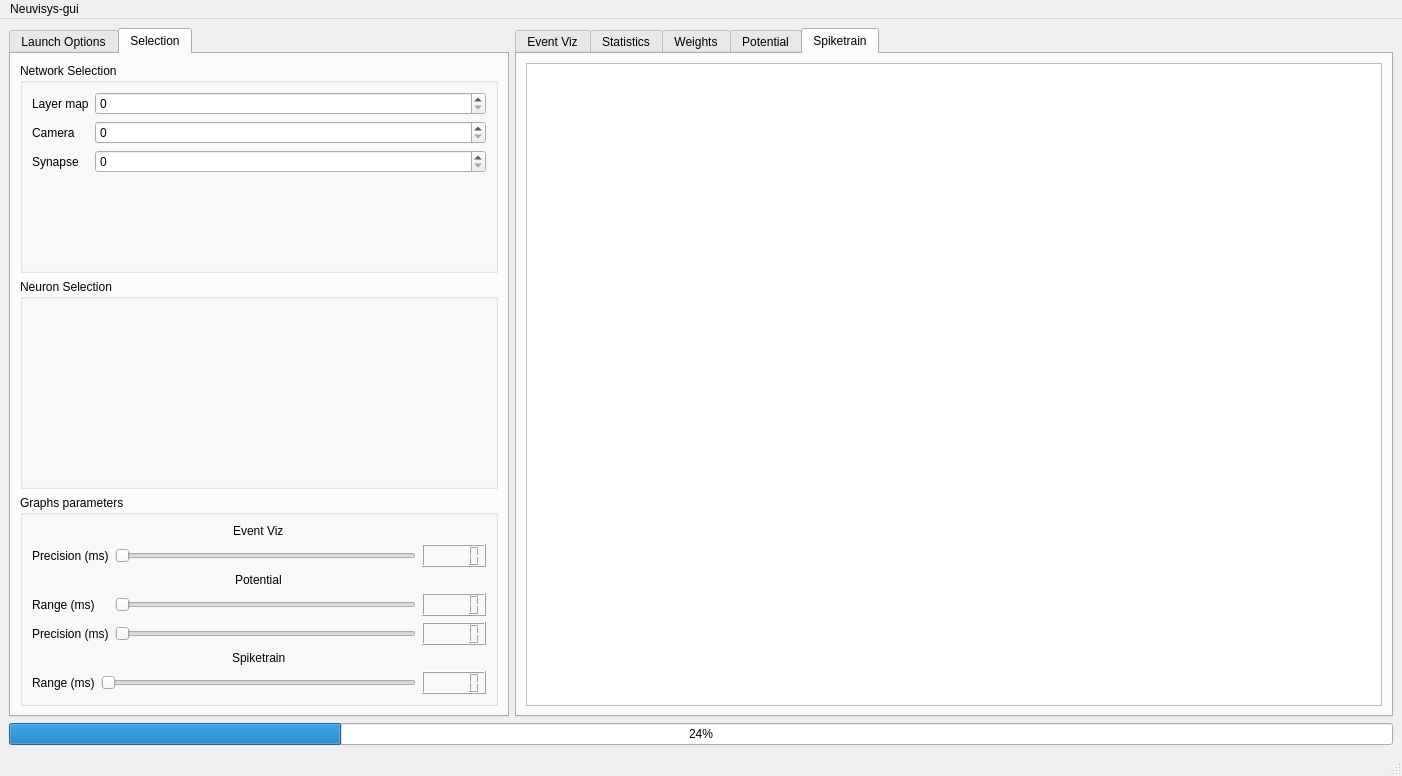
Qt form src/gui/neuvisysgui.ui (comsee-research/Neuvisys) before a commit.
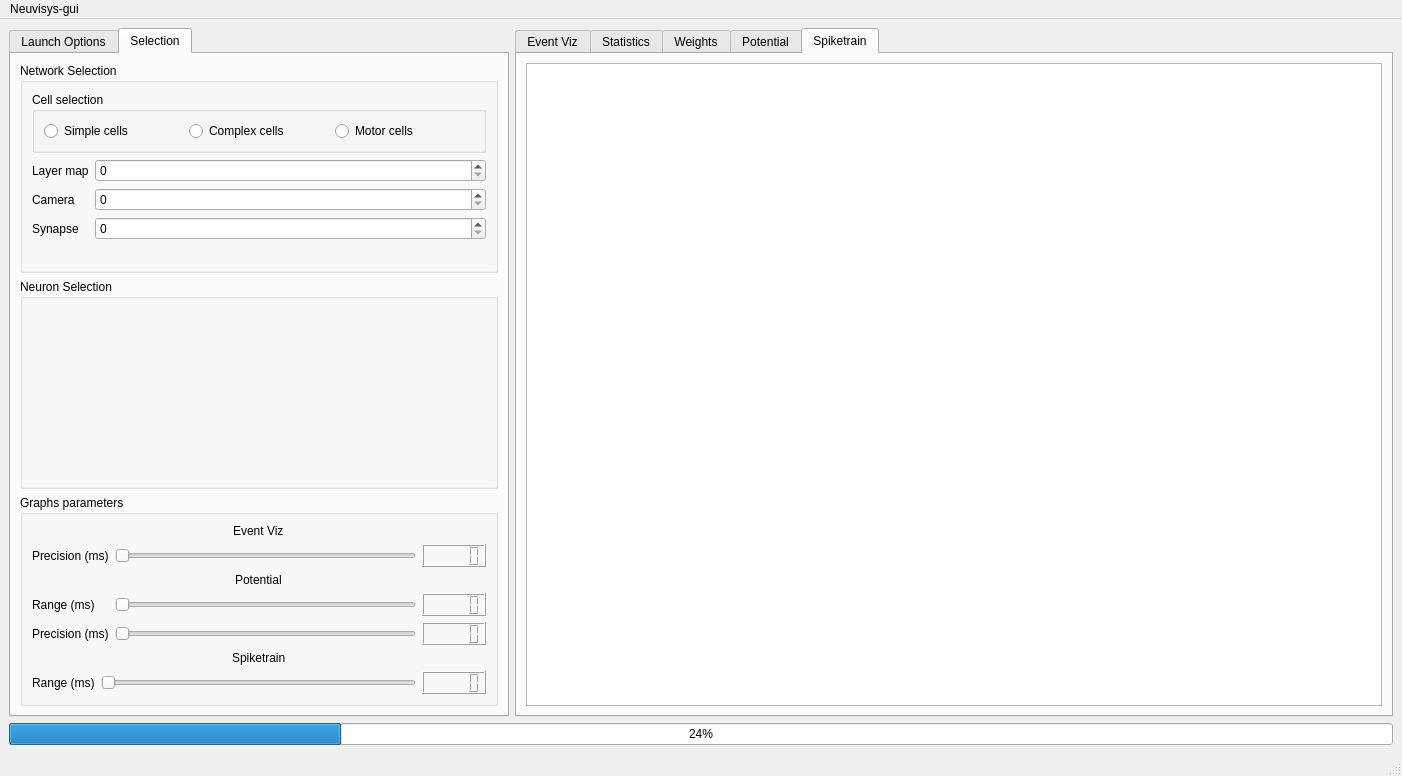
The same form after that commit. The open tabs and pages were chosen to show the change. Custom widgets are drawn as their Qt base class.

Diff of the .ui file:
```diff
--- a/src/gui/neuvisysgui.ui
+++ b/src/gui/neuvisysgui.ui
@@ -324,36 +324,66 @@
           <layout class="QVBoxLayout" name="verticalLayout_4">
            <item>
             <layout class="QFormLayout" name="formLayout">
-             <item row="0" column="0">
+             <item row="1" column="0">
               <widget class="QLabel" name="label_layer">
                <property name="text">
                 <string>Layer map</string>
                </property>
               </widget>
              </item>
-             <item row="0" column="1">
+             <item row="1" column="1">
               <widget class="QSpinBox" name="spin_layer_selection"/>
              </item>
-             <item row="1" column="0">
+             <item row="2" column="0">
               <widget class="QLabel" name="label_camera">
                <property name="text">
                 <string>Camera</string>
                </property>
               </widget>
              </item>
-             <item row="1" column="1">
+             <item row="2" column="1">
               <widget class="QSpinBox" name="spin_camera_selection"/>
              </item>
-             <item row="2" column="0">
+             <item row="3" column="0">
               <widget class="QLabel" name="label_synapse">
                <property name="text">
                 <string>Synapse</string>
                </property>
               </widget>
              </item>
-             <item row="2" column="1">
+             <item row="3" column="1">
               <widget class="QSpinBox" name="spin_synapse_selection"/>
              </item>
+             <item row="0" column="0" colspan="2">
+              <widget class="QGroupBox" name="groupBox_5">
+               <property name="title">
+                <string>Cell selection</string>
+               </property>
+               <layout class="QGridLayout" name="gridLayout_19">
+                <item row="0" column="1">
+                 <widget class="QRadioButton" name="radio_button_complex_cell">
+                  <property name="text">
+                   <string>Complex cells</string>
+                  </property>
+                 </widget>
+                </item>
+                <item row="0" column="0">
+                 <widget class="QRadioButton" name="radio_button_simple_cell">
+                  <property name="text">
+                   <string>Simple cells</string>
+                  </property>
+                 </widget>
+                </item>
+                <item row="0" column="2">
+                 <widget class="QRadioButton" name="radio_button_motor_cell">
+                  <property name="text">
+                   <string>Motor cells</string>
+                  </property>
+                 </widget>
+                </item>
+               </layout>
+              </widget>
+             </item>
             </layout>
            </item>
           </layout>
```
Left out of the diff: 449 changed lines with no effect on the pictures.
